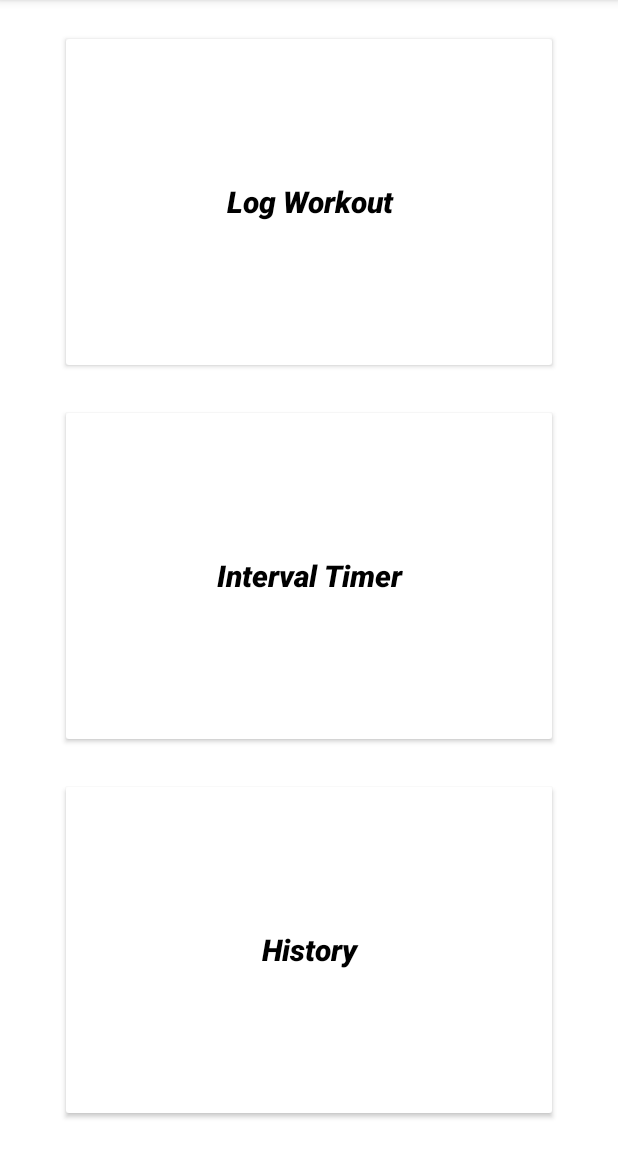
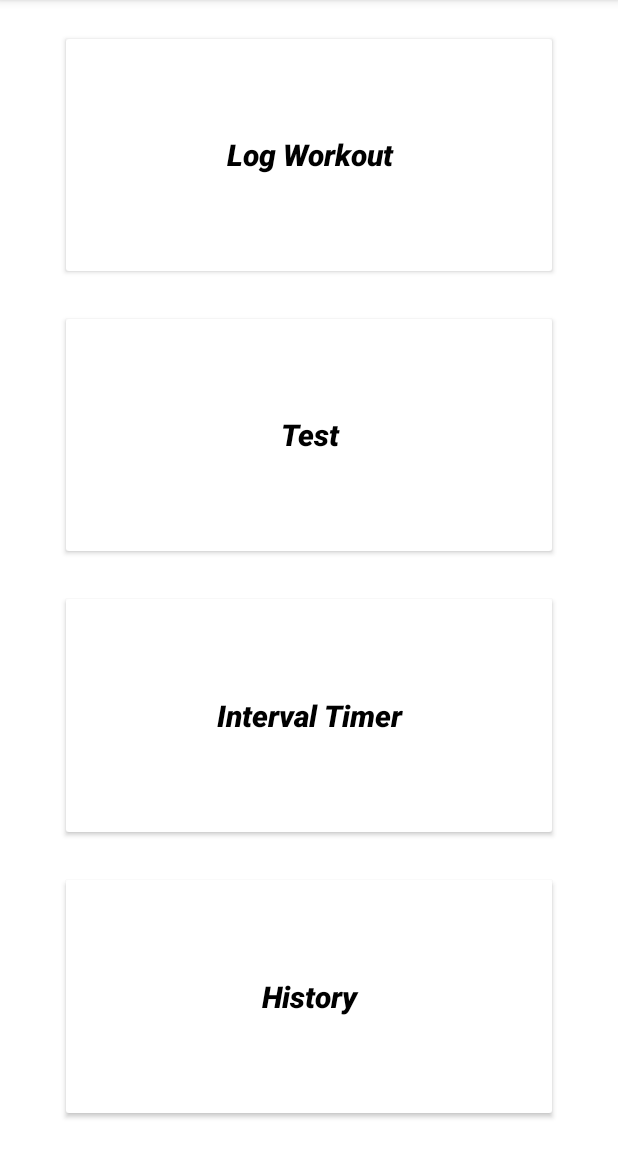
Before and after one commit to deepp2905/WorkoutTrackerApp, an Android app: the screen it shows after launch (MainActivity), on a phone screen of 412 x 824 dp, the part 84-1236 px from its top. Run offline under Robolectric (Android 15) with nearby library versions, the phone set to English and light mode, and no system bars.

Commit message:
Test Button added again

```diff
--- a/app/src/main/res/layout/activity_main.xml
+++ b/app/src/main/res/layout/activity_main.xml
@@ -21,6 +21,10 @@
             android:text="Log Workout" />
 
         <Button
+            style="@style/ButtonStyle"
+            android:text="Test" />
+
+        <Button
             android:id="@+id/button2"
             style="@style/ButtonStyle"
             android:text="Interval Timer">
```
